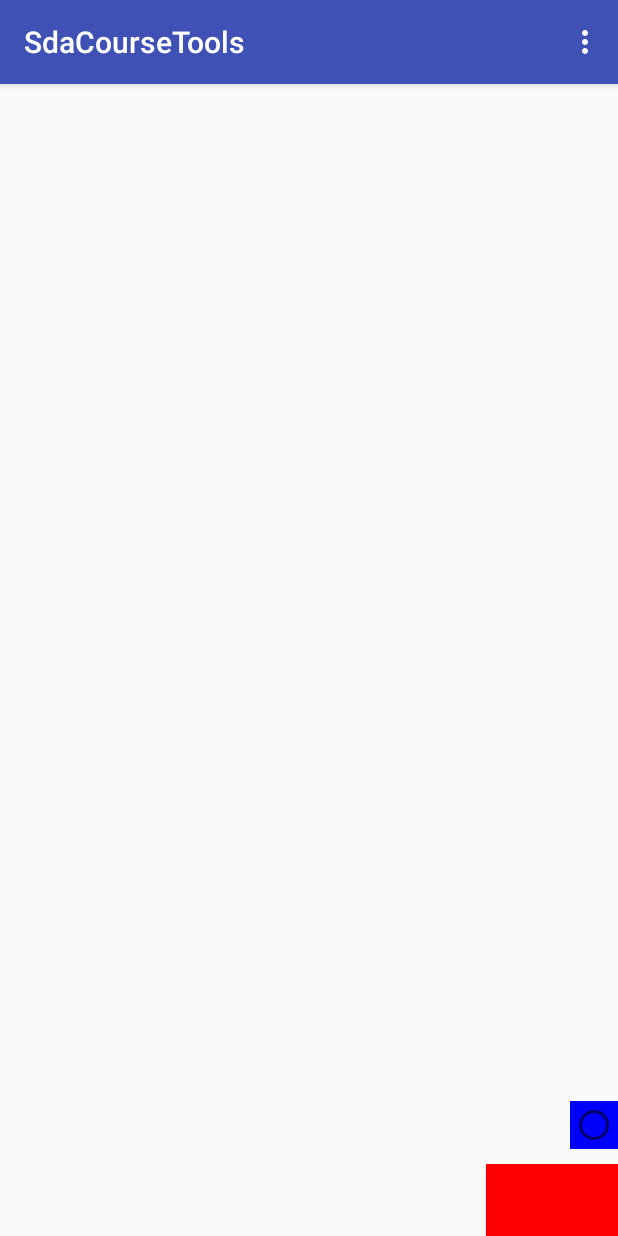
After one commit to MaciekBro/SdaCourseTools, an Android app: the DrawingMainActivity screen opened directly, with no data from a screen before it, on a phone screen of 412 x 824 dp. The commit adds this screen. Run offline under Robolectric (Android 15) with nearby library versions, the phone set to English and light mode, and no system bars.

Commit message:
second commit

```diff
--- a/app/src/main/AndroidManifest.xml
+++ b/app/src/main/AndroidManifest.xml
@@ -15,6 +15,10 @@
                 <category android:name="android.intent.category.LAUNCHER" />
             </intent-filter>
         </activity>
+
+        <activity android:name=".drawingApplication.DrawingMainActivity"></activity>
+
+
     </application>
 
 </manifest>
--- /dev/null
+++ b/app/src/main/java/com/example/rent/sdacoursetools/drawingApplication/DrawingMainActivity.java
@@ -0,0 +1,92 @@
+package com.example.rent.sdacoursetools.drawingApplication;
+
+import android.os.Bundle;
+import android.support.annotation.Nullable;
+import android.support.v4.content.ContextCompat;
+import android.support.v4.widget.DrawerLayout;
+import android.support.v7.app.ActionBarDrawerToggle;
+import android.support.v7.app.AppCompatActivity;
+import android.view.Gravity;
+import android.view.Menu;
+import android.view.MenuItem;
+import android.view.View;
+import android.widget.Button;
+
+import com.example.rent.sdacoursetools.R;
+
+public class DrawingMainActivity extends AppCompatActivity {
+
+    private DrawerLayout drawerLayout;
+    private SimpleDrawingView simpleDrawingView;
+    private ActionBarDrawerToggle drawerToggle;
+
+    @Override
+    protected void onCreate(Bundle savedInstanceState) {
+        super.onCreate(savedInstanceState);
+        setContentView(R.layout.drawing_activity_main);
+
+
+
+
+
+//        Button button = (Button) findViewById(R.id.clearButton);
+//        button.setOnClickListener(new View.OnClickListener() {
+//            @Override
+//            public void onClick(View v) {
+//                simpleDrawingView.clear();
+//            }
+//        });
+
+        Button blueButton = (Button) findViewById(R.id.blueButton);
+        Button redButton = (Button) findViewById(R.id.redButton);
+
+        simpleDrawingView = (SimpleDrawingView) findViewById(R.id.simpleDrawingView);
+
+        blueButton.setOnClickListener(new View.OnClickListener() {
+            @Override
+            public void onClick(View v) {
+
+                simpleDrawingView.setCurrentCollor(ContextCompat.getColor(DrawingMainActivity.this, R.color.blue));
+            }
+        });
+
+        redButton.setOnClickListener(new View.OnClickListener() {
+            @Override
+            public void onClick(View v) {
+                simpleDrawingView.setCurrentCollor(ContextCompat.getColor(DrawingMainActivity.this, R.color.red));
+            }
+        });
+
+
+    }
+
+
+    @Override
+    public boolean onCreateOptionsMenu(Menu menu) {
+        getMenuInflater().inflate(R.menu.main, menu);
+        return super.onCreateOptionsMenu(menu);
+    }
+
+//    @Override
+//    protected void onPostCreate(@Nullable Bundle savedInstanceState) {
+//        super.onPostCreate(savedInstanceState);
+//        drawerToggle.syncState();
+//
+//    }
+
+    @Override
+    public boolean onOptionsItemSelected(MenuItem item) {
+        switch (item.getItemId()){
+            case R.id.clear: {
+                simpleDrawingView.clear();
+                break;
+            }
+
+//            case android.R.id.home: {
+//                onBackPressed();
+//                break;
+//            }
+        }
+        return super.onOptionsItemSelected(item);
+    }
+}
--- /dev/null
+++ b/app/src/main/java/com/example/rent/sdacoursetools/drawingApplication/SimpleDrawingView.java
@@ -0,0 +1,79 @@
+package com.example.rent.sdacoursetools.drawingApplication;
+
+import android.content.Context;
+import android.graphics.Canvas;
+import android.graphics.Color;
+import android.graphics.Paint;
+import android.graphics.Point;
+import android.support.annotation.ColorInt;
+import android.util.AttributeSet;
+import android.view.MotionEvent;
+import android.view.View;
+
+import java.util.ArrayList;
+import java.util.List;
+
+/**
+ * Created by RENT on 2017-02-15.
+ */
+
+public class SimpleDrawingView extends View {
+
+    private Paint paint;
+    private List<CustomPath> paths  = new ArrayList<>();
+    @ColorInt
+    private int currentlySelectedColor = Color.BLACK;
+
+    public SimpleDrawingView(Context context, AttributeSet attrs) {
+        super(context, attrs);
+        paint = new Paint();
+        paint.setColor(Color.MAGENTA);
+        paint.setStyle(Paint.Style.STROKE);
+        paint.setStrokeWidth(20);
+        paint.setAntiAlias(true);
+
+    }
+
+    @Override
+    protected void onDraw(Canvas canvas) {
+        super.onDraw(canvas);
+
+        for (CustomPath customPath : paths) {
+            paint.setColor(customPath.getColor());
+            canvas.drawPath(customPath.getPath(), paint);
+        }
+    }
+
+    @Override
+    public boolean onTouchEvent(MotionEvent event) {
+        int x = (int) event.getX();
+        int y = (int) event.getY();
+
+
+
+        switch (event.getAction()) {
+            case MotionEvent.ACTION_DOWN:
+
+            {
+                paths.add(new CustomPath(currentlySelectedColor, new Point(x,y)));
+
+                break;
+            }
+            case MotionEvent.ACTION_MOVE: {
+                paths.get(paths.size()-1).getPath().lineTo(x,y);
+                break;
+            }
+        }
+        postInvalidate();
+        return true;
+    }
+
+    public void setCurrentCollor (@ColorInt int color){
+        currentlySelectedColor = color;
+    }
+
+    public void clear() {
+        paths.clear();
+        postInvalidate();
+    }
+}
--- /dev/null
+++ b/app/src/main/res/layout/drawing_activity_main.xml
@@ -0,0 +1,35 @@
+<?xml version="1.0" encoding="utf-8"?>
+<RelativeLayout xmlns:android="http://schemas.android.com/apk/res/android"
+    xmlns:tools="http://schemas.android.com/tools"
+    android:id="@+id/activity_main"
+    android:layout_width="match_parent"
+    android:layout_height="match_parent">
+
+
+
+    <com.example.rent.sdacoursetools.drawingApplication.SimpleDrawingView
+        android:layout_width="wrap_content"
+        android:layout_height="wrap_content"
+        android:layout_alignParentTop="true"
+        android:layout_alignParentLeft="true"
+        android:layout_alignParentStart="true"
+        android:id="@+id/simpleDrawingView" />
+
+    <RadioButton
+        android:layout_alignParentRight="true"
+        android:layout_above="@+id/redButton"
+        android:layout_marginBottom="10dp"
+        android:id="@+id/blueButton"
+        android:background="@color/blue"
+        android:layout_width="wrap_content"
+        android:layout_height="wrap_content" />
+
+    <Button
+        android:layout_alignParentRight="true"
+        android:layout_alignParentBottom="true"
+        android:id="@+id/redButton"
+        android:background="@color/red"
+        android:layout_width="wrap_content"
+        android:layout_height="wrap_content" />
+
+</RelativeLayout>
--- /dev/null
+++ b/app/src/main/res/menu/main.xml
@@ -0,0 +1,11 @@
+<?xml version="1.0" encoding="utf-8"?>
+<menu xmlns:android="http://schemas.android.com/apk/res/android">
+
+    <item
+        android:id="@+id/clear"
+        android:title="Clear"
+        android:showAsAction="never"
+        ></item>
+
+
+</menu>
--- a/app/src/main/res/values/colors.xml
+++ b/app/src/main/res/values/colors.xml
@@ -3,4 +3,6 @@
     <color name="colorPrimary">#3F51B5</color>
     <color name="colorPrimaryDark">#303F9F</color>
     <color name="colorAccent">#FF4081</color>
+    <color name="blue">#0000FF</color>
+    <color name="red">#FF0000</color>
 </resources>
--- a/app/src/main/res/values/strings.xml
+++ b/app/src/main/res/values/strings.xml
@@ -1,3 +1,7 @@
 <resources>
     <string name="app_name">SdaCourseTools</string>
+    <string name="open">OPEN</string>
+    <string name="close">CLOSE</string>
+    <string name="wyczy_widok">Wyczyść widok</string>
+    <string name="clear_view">Wyczyść widok </string>
 </resources>
```
Also changed, not shown: app/src/main/java/com/example/rent/sdacoursetools/MainActivity.java (+63 -1 lines), app/src/main/java/com/example/rent/sdacoursetools/drawingApplication/CustomPath.java (added, +35 -0 lines), app/src/main/res/layout/activity_main.xml (+94 -1 lines).
